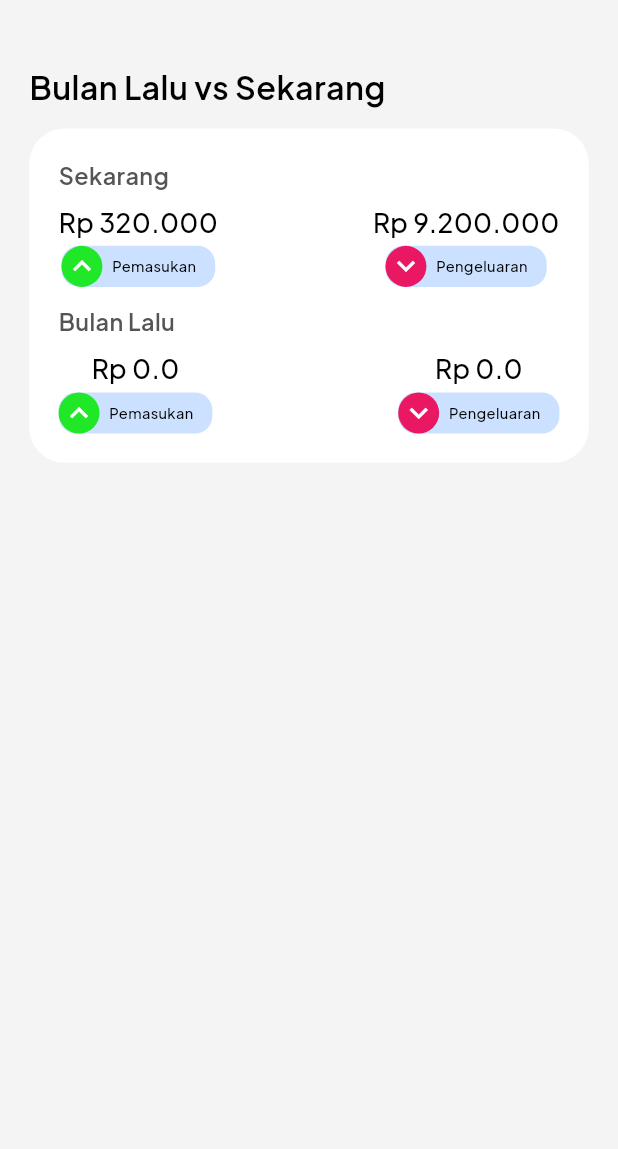
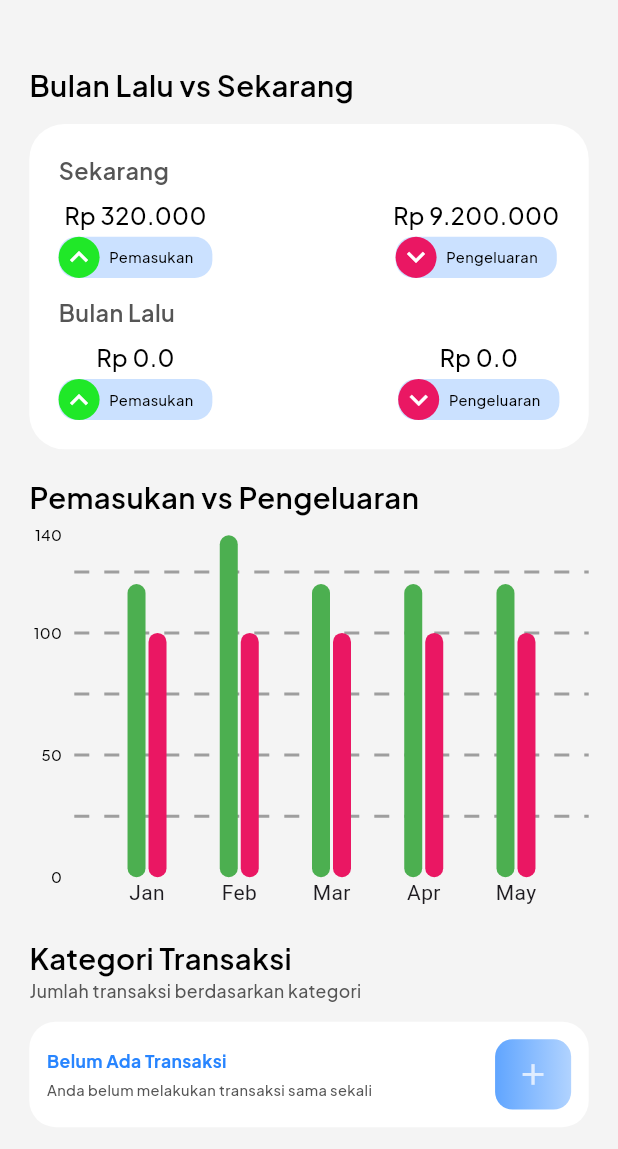
Before and after one commit to seimbang-in/seimbangin-multiplatform-app, a Flutter app: the AnalyticsPage screen opened by its route, on a phone screen of 412 x 824 dp. Shown: the top 1149 px of the screen. Run offline on Flutter 3.47's test engine with Material 3 defaults, Android fonts, the phone set to English and light mode, and no system bars; drawn by our look-alikes of fl_chart; our stand-ins replace bloc, camera, carousel_slider, flutter_bloc, flutter_dotenv, flutter_screenutil and 8 more; accounts and stored records are empty; project files that could hold a hidden picture were left out.

Commit message:
[ANALYTICPAGE] Complete refractoring UI for analytics page

```diff
--- a/lib/shared/theme/theme.dart
+++ b/lib/shared/theme/theme.dart
@@ -16,6 +16,9 @@ Color backgroundPinkColor = const Color(0xFFFFCBDE);
 Color backgroundGreenColor = const Color(0xFF20E828);
 Color backgroundOldGreenColor = const Color(0xFF4CAF50);
 Color backgroundOldWarningColor = const Color(0xFFEA1763);
+Color gradientBlueStartColor = const Color(0xFF60A5FF);
+Color gradientBlueEndColor = const Color(0xFFB1D3FF);
+Color skyBlueColor = const Color(0xFFE0EDFF);
 
 // Text Color
 Color textPrimaryColor = const Color(0xFF000000);
--- a/lib/ui/pages/analytics_page.dart
+++ b/lib/ui/pages/analytics_page.dart
@@ -3,8 +3,6 @@ import 'package:flutter/services.dart';
 import 'package:flutter_screenutil/flutter_screenutil.dart';
 import 'package:seimbangin_app/models/donut_chart_model.dart';
 import 'package:seimbangin_app/shared/theme/theme.dart';
-import 'package:seimbangin_app/ui/sections/header_section.dart';
-import 'package:seimbangin_app/ui/widgets/bar_widget.dart';
 import 'package:seimbangin_app/ui/widgets/card_widget.dart';
 import 'package:seimbangin_app/ui/widgets/chart_widget.dart';
 
@@ -62,31 +60,7 @@ class _AnalyticsPageState extends State<AnalyticsPage>
         statusBarIconBrightness: Brightness.dark,
       ),
       child: Scaffold(
-        // extendBodyBehindAppBar: true,
         backgroundColor: backgroundGreySecondaryColor,
-        // appBar: AppBar(
-        //   backgroundColor: Colors.transparent,
-        //   automaticallyImplyLeading: false,
-        //   centerTitle: true,
-        //   toolbarHeight: 70.r,
-        //   title: Text(
-        //     'Analytics',
-        //     style: blackTextStyle.copyWith(
-        //       fontWeight: FontWeight.bold,
-        //       fontSize: 20.sp,
-        //     ),
-        //   ),
-        //   elevation: 0,
-        //   actions: [
-        //     Container(
-        //       margin: EdgeInsets.only(right: 16),
-        //       child: Image.asset(
-        //         'assets/ic_seimbangin-logo-logreg.png',
-        //         width: 50,
-        //       ),
-        //     ),
-        //   ],
-        // ),
         body: SafeArea(
           child: ListView(
             padding: EdgeInsets.all(20.r),
@@ -94,10 +68,12 @@ class _AnalyticsPageState extends State<AnalyticsPage>
               SizedBox(
                 height: 24.h,
               ),
+
+              // SECTION BULAN LALU VS SEKARANG
               Text(
                 'Bulan Lalu vs Sekarang',
                 style: blackTextStyle.copyWith(
-                  fontSize: 22.sp,
+                  fontSize: 20.sp,
                   fontWeight: FontWeight.w600,
                 ),
               ),
@@ -105,7 +81,7 @@ class _AnalyticsPageState extends State<AnalyticsPage>
                 height: 12.h,
               ),
 
-              // CONTAINER
+              // CARD DATA
               Container(
                 width: double.infinity,
                 decoration: BoxDecoration(
@@ -128,7 +104,7 @@ class _AnalyticsPageState extends State<AnalyticsPage>
                         height: 8.h,
                       ),
 
-                      // SEKARANG
+                      // DATA ROW SEKARANG
                       Row(
                         mainAxisAlignment: MainAxisAlignment.spaceBetween,
                         crossAxisAlignment: CrossAxisAlignment.start,
@@ -159,7 +135,7 @@ class _AnalyticsPageState extends State<AnalyticsPage>
                         height: 8.h,
                       ),
 
-                      // Bulan Lalu
+                      // DATA BULAN LALU
                       Row(
                         mainAxisAlignment: MainAxisAlignment.spaceBetween,
                         children: [
@@ -177,6 +153,60 @@ class _AnalyticsPageState extends State<AnalyticsPage>
                   ),
                 ),
               ),
+
+              // END OF SECTION BULAN LALU VS SEKARANG
+
+              SizedBox(
+                height: 18.h,
+              ),
+
+              // SECTION PEMASUKAN VS PENGELUARAN CHART
+
+              Text(
+                'Pemasukan vs Pengeluaran',
+                style: blackTextStyle.copyWith(
+                  fontSize: 20.sp,
+                  fontWeight: FontWeight.w600,
+                ),
+              ),
+              SizedBox(
+                height: 12.h,
+              ),
+
+              // DATA CHART
+              AnalyticsBarChart(),
+              SizedBox(
+                height: 18.h,
+              ),
+
+              // END OF SECTION CHART
+
+              Text(
+                'Kategori Transaksi',
+                style: blackTextStyle.copyWith(
+                  fontSize: 20.sp,
+                  fontWeight: FontWeight.w600,
+                ),
+              ),
+              Text(
+                'Jumlah transaksi berdasarkan kategori',
+                style: greyTextStyle.copyWith(
+                  fontSize: 12.sp,
+                  fontWeight: FontWeight.w500,
+                ),
+              ),
+
+              SizedBox(
+                height: 12.h,
+              ),
+
+              // IF THERE'S NO TRANSACTION
+
+              StaticNoTransaction(
+                onTap: () => print(
+                  'You clicked add transaction on static no transact card!',
+                ),
+              ),
             ],
           ),
         ),
@@ -184,66 +214,3 @@ class _AnalyticsPageState extends State<AnalyticsPage>
     );
   }
 }
-
-class DetailAnalytic extends StatelessWidget {
-  final String price;
-  final bool isIncome;
-  const DetailAnalytic({
-    super.key,
-    required this.price,
-    required this.isIncome,
-  });
-
-  @override
-  Widget build(BuildContext context) {
-    return Column(
-      children: [
-        Text(
-          price,
-          style: blackTextStyle.copyWith(
-            fontSize: 18.sp,
-            fontWeight: FontWeight.w500,
-          ),
-        ),
-        SizedBox(
-          height: 4.h,
-        ),
-        // CONTAINER TIPE
-        Container(
-          decoration: BoxDecoration(
-            color: backgroundBlueColor,
-            borderRadius: BorderRadius.circular(12.r),
-          ),
-          child: Row(
-            children: [
-              CircleAvatar(
-                radius: 14.r,
-                backgroundColor:
-                    isIncome == true ? textGreenColor : textWarningColor,
-                child: Icon(
-                  isIncome == true
-                      ? Icons.keyboard_arrow_up_outlined
-                      : Icons.keyboard_arrow_down_outlined,
-                  color: textWhiteColor,
-                ),
-              ),
-              SizedBox(
-                width: 6.w,
-              ),
-              Text(
-                isIncome == true ? 'Pemasukan' : 'Pengeluaran',
-                style: blackTextStyle.copyWith(
-                  fontWeight: FontWeight.w500,
-                  fontSize: 10.sp,
-                ),
-              ),
-              SizedBox(
-                width: 12.w,
-              ),
-            ],
-          ),
-        )
-      ],
-    );
-  }
-}
--- a/lib/ui/widgets/card_widget.dart
+++ b/lib/ui/widgets/card_widget.dart
@@ -337,3 +337,137 @@ class DateAndPeriodSelector extends StatelessWidget {
     );
   }
 }
+
+class DetailAnalytic extends StatelessWidget {
+  final String price;
+  final bool isIncome;
+  const DetailAnalytic({
+    super.key,
+    required this.price,
+    required this.isIncome,
+  });
+
+  @override
+  Widget build(BuildContext context) {
+    return Column(
+      children: [
+        Text(
+          price,
+          overflow: TextOverflow.ellipsis,
+          style: blackTextStyle.copyWith(
+            fontSize: 16.sp,
+            fontWeight: FontWeight.w500,
+          ),
+        ),
+        SizedBox(
+          height: 4.h,
+        ),
+        // CONTAINER TIPE
+        Container(
+          decoration: BoxDecoration(
+            color: backgroundBlueColor,
+            borderRadius: BorderRadius.circular(12.r),
+          ),
+          child: Row(
+            children: [
+              CircleAvatar(
+                radius: 14.r,
+                backgroundColor:
+                    isIncome == true ? textGreenColor : textWarningColor,
+                child: Icon(
+                  isIncome == true
+                      ? Icons.keyboard_arrow_up_outlined
+                      : Icons.keyboard_arrow_down_outlined,
+                  color: textWhiteColor,
+                ),
+              ),
+              SizedBox(
+                width: 6.w,
+              ),
+              Text(
+                isIncome == true ? 'Pemasukan' : 'Pengeluaran',
+                style: blackTextStyle.copyWith(
+                  fontWeight: FontWeight.w500,
+                  fontSize: 10.sp,
+                ),
+              ),
+              SizedBox(
+                width: 12.w,
+              ),
+            ],
+          ),
+        )
+      ],
+    );
+  }
+}
+
+class StaticNoTransaction extends StatelessWidget {
+  final VoidCallback? onTap;
+  const StaticNoTransaction({
+    super.key,
+    required this.onTap,
+  });
+
+  @override
+  Widget build(BuildContext context) {
+    return Container(
+      padding: EdgeInsets.all(12.r),
+      width: double.infinity,
+      decoration: BoxDecoration(
+        color: textWhiteColor,
+        borderRadius: BorderRadius.circular(18.r),
+      ),
+      child: Row(
+        mainAxisAlignment: MainAxisAlignment.spaceBetween,
+        children: [
+          Column(
+            crossAxisAlignment: CrossAxisAlignment.start,
+            children: [
+              Text(
+                'Belum Ada Transaksi',
+                style: blueTextStyle.copyWith(
+                  fontSize: 12.sp,
+                  fontWeight: FontWeight.w700,
+                ),
+              ),
+              SizedBox(
+                height: 4.h,
+              ),
+              Text(
+                'Anda belum melakukan transaksi sama sekali',
+                style: greyTextStyle.copyWith(
+                  fontSize: 10.sp,
+                  fontWeight: FontWeight.w500,
+                ),
+              ),
+            ],
+          ),
+          InkWell(
+            onTap: onTap,
+            child: Container(
+              width: 48.w,
+              height: 48.h,
+              decoration: BoxDecoration(
+                borderRadius: BorderRadius.circular(12.r),
+                gradient: LinearGradient(
+                  colors: [
+                    gradientBlueStartColor,
+                    gradientBlueEndColor,
+                  ],
+                ),
+              ),
+              child: Center(
+                child: Icon(
+                  Icons.add,
+                  size: 24.r,
+                  color: skyBlueColor,
+                ),
+              ),
+            ),
+          )
+        ],
+      ),
+    );
+  }
+}
```
